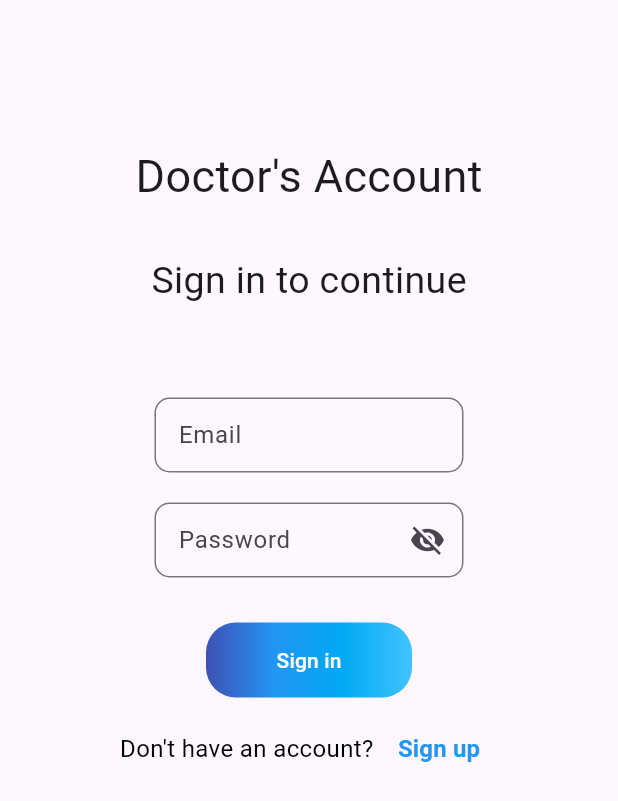
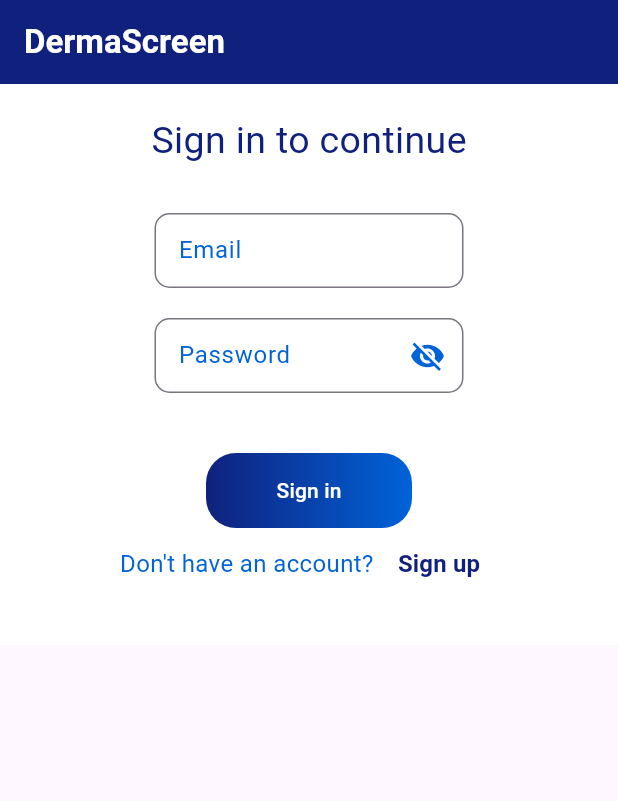
Before and after one commit to AE-GDY/skin_lesion_web, a Flutter app: the screen it shows after launch, after a tap on "Sign in", on a phone screen of 412 x 824 dp. Shown: the top 801 px of the screen. Run offline on Flutter 3.47's test engine with Material 3 defaults, Android fonts, the phone set to English and light mode, and no system bars; our stand-ins replace cloud_firestore, firebase_core, firebase_storage; accounts and stored records are empty; network calls fail; Roboto replaces fonts that are missing (Montserrat).

Commit message:
Add files via upload

```diff
--- a/lib/screens/home.dart
+++ b/lib/screens/home.dart
@@ -1,11 +1,9 @@
 import 'dart:typed_data';
-
 import 'package:flutter/material.dart';
 import 'package:skin_lesion_web/functions/screen-dimensions.dart';
 import 'package:skin_lesion_web/services/database.dart';
-
+import '../constants.dart';
 import '../functions/image-functions.dart';
-
 
 class Home extends StatefulWidget {
   const Home({Key? key}) : super(key: key);
@@ -22,7 +20,7 @@
 
 class _HomeState extends State<Home> {
 
-  void scheduleAppointment(BuildContext context, dynamic data, int index) {
+  void scheduleAppointment(BuildContext context, dynamic data, int index, AsyncSnapshot<dynamic> snapshot) async {
     showDatePicker(
       context: context,
       initialDate: DateTime.now(),
@@ -42,13 +40,22 @@
               selectedTime.hour,
               selectedTime.minute,
             );
-            // day/month/year variable
+            List<dynamic> appointments = snapshot.data[0]['$index']['doctor-appointments'];
+            appointments.add({
+              'doctor-name': userName,
+              'booking-confirmed': false,
+              'booking-day': appointmentDateTime.day,
+              'booking-month': appointmentDateTime.month,
+              'booking-year': appointmentDateTime.year,
+              'booking-hour': appointmentDateTime.hour,
+              'booking-minute': appointmentDateTime.minute,
+            });
+            Database().addAppointment(index, appointments);
           }
         });
       }
     });
   }
-
 
   @override
   Widget build(BuildContext context) {
@@ -56,10 +63,36 @@
       appBar: AppBar(
         automaticallyImplyLeading: false,
         centerTitle: true,
-        title: Text("MySkin", style: TextStyle(color: Colors.white),),
-        backgroundColor: Colors.blue,
+        title: Text("DermaScreen", style: TextStyle(color: Colors.white70, fontSize: 24, fontWeight: FontWeight.bold, shadows: [Shadow(blurRadius: 4.0, color: Colors.black26, offset: Offset(2, 2))],)),
+        flexibleSpace: Container(
+          decoration: BoxDecoration(
+            gradient: LinearGradient(
+              begin: Alignment.topLeft,
+              end: Alignment.bottomRight,
+              colors: [Color(0xFF10217D), Color(0xFF0063D9)],
             ),
-      body: SingleChildScrollView(
+          ),
+        ),
+        actions: <Widget>[
+          IconButton(
+            icon: Icon(Icons.logout),
+            onPressed: () {
+              // Implement logout functionality here (backend)
+              // go back to register
+              Navigator.pushNamedAndRemoveUntil(context, '/login', (Route<dynamic> route) => false);
+            },
+          )
+        ],
+      ),
+      body: Container(
+        decoration: BoxDecoration(
+          gradient: LinearGradient(
+            begin: Alignment.topRight,
+            end: Alignment.bottomLeft,
+            colors: [Colors.grey[200]!, Colors.grey[300]!], // Soft grey gradient
+          ),
+        ),
+        child: SingleChildScrollView(
           scrollDirection: Axis.vertical,
           physics: ScrollPhysics(),
           child: FutureBuilder(
@@ -67,9 +100,8 @@
             builder: (BuildContext context, AsyncSnapshot<dynamic> snapshot) {
               if (snapshot.connectionState == ConnectionState.done) {
                 if (snapshot.hasError) {
-                return const Text("");
-              }
-              else if (snapshot.hasData) {
+                  return const Text("Error fetching data.");
+                } else if (snapshot.hasData) {
                   return Center(
                     child: Container(
                       width: screenWidth(context),
@@ -78,31 +110,18 @@
                       child: ListView.builder(
                           itemCount: snapshot.data[0]['patient-amount'],
                           itemBuilder: (context, index) {
-                          return Container(
-                            width: screenWidth(context),
-                            margin: EdgeInsets.all(10),
+                            return Card(
+                              elevation: 4,
+                              surfaceTintColor: Colors.white,
+                              margin: EdgeInsets.symmetric(vertical: 8, horizontal: 10),
                               child: ListTile(
-                              leading: VerticalDivider(
-                                color: Colors.blue, width: 2,),
-                              title: Text("${snapshot
-                                  .data[0]['$index']['patient-name']} "
-                                  "| Classification: ${snapshot
-                                  .data[0]['$index']['classification']} "
-                                  "| Symptoms: ${snapshot
-                                  .data[0]['$index']['symptoms']}"),
-                              subtitle: Text("${snapshot
-                                  .data[0]['$index']['patient-email']}"),
-                              trailing: Row(
-                                mainAxisSize: MainAxisSize.min, // Ensures the row only takes up needed space
+                                leading: Icon(Icons.person, color: Color(0xFF10217D)),
+                                title: Text("${snapshot.data[0]['$index']['patient-name']} | Classification: ${snapshot.data[0]['$index']['classification']} | Symptoms: ${snapshot.data[0]['$index']['symptoms']}"),
+                                subtitle: Text("${snapshot.data[0]['$index']['patient-email']}"),
+                                trailing: Wrap(
+                                  spacing: 12,
                                   children: <Widget>[
-                                  Container(
-                                    width: 150,
-                                    height: 40,
-                                    decoration: BoxDecoration(
-                                      color: Colors.green,
-                                      borderRadius: BorderRadius.circular(10),
-                                    ),
-                                    child: TextButton(
+                                    ElevatedButton(
                                       onPressed: () {
                                         currentIndex = index;
                                         getData(index, imageBytes, '', setState).then((result) {
@@ -117,17 +136,18 @@
                                         classification = snapshot.data[0]['$index']['classification'];
                                         Navigator.pushNamed(context, '/image-view');
                                       },
-                                      child: Text("View Image", style: TextStyle(color: Colors.white)),
+                                      child: Text("View Image"),
+                                      style: ElevatedButton.styleFrom(
+                                        backgroundColor: Color(0xFF10217D), // Button background
+                                        foregroundColor: Colors.white, // Text color
                                       ),
                                     ),
-                                  SizedBox(width: 10), // Spacing between buttons
                                     IconButton(
-                                    icon: Icon(Icons.calendar_today, color: Colors.blue),
-                                    onPressed: () => scheduleAppointment(context, snapshot.data, index),
+                                      icon: Icon(Icons.calendar_today, color: Color(0xFF10217D)),
+                                      onPressed:  ()async  =>  scheduleAppointment(context, snapshot.data, index, snapshot),
                                     ),
                                   ],
                                 ),
-
                               ),
                             );
                           }),
@@ -135,13 +155,13 @@
                   );
                 }
               }
-            return const CircularProgressIndicator();
+              return CircularProgressIndicator(
+                valueColor: AlwaysStoppedAnimation<Color>(Color(0xFF10217D)),
+              );
             },
-
+          ),
         ),
       ),
     );
   }
-
-
 }
--- a/lib/services/database.dart
+++ b/lib/services/database.dart
@@ -39,4 +39,14 @@
     );
   }
 
+  Future addAppointment(int patientIndex, dynamic doctorAppointments) async {
+    return await database.doc('Patient Data').set({
+      '$patientIndex' : {
+        'doctor-appointments': doctorAppointments,
+      },
+    },
+      SetOptions(merge: true),
+    );
+  }
+
 }
--- a/lib/services/register.dart
+++ b/lib/services/register.dart
@@ -2,7 +2,6 @@
 import '../constants.dart';
 import '../functions/screen-dimensions.dart';
 import 'database.dart';
-
 
 class Register extends StatefulWidget {
   const Register({Key? key}) : super(key: key);
@@ -14,155 +13,147 @@
 int currentDoctorIndex = 0;
 
 class _RegisterState extends State<Register> {
+  final TextEditingController nameController = TextEditingController();
+  final TextEditingController emailController = TextEditingController();
+  final TextEditingController passwordController = TextEditingController();
 
-  TextEditingController nameController = TextEditingController();
-  TextEditingController phoneNumber = TextEditingController();
-  TextEditingController emailController = TextEditingController();
-  TextEditingController passwordController = TextEditingController();
-
-  bool parentSelected = true;
   bool isSignUp = false;
   bool wrongEmailOrPassword = false;
   bool isPasswordVisible = false;
 
   @override
   Widget build(BuildContext context) {
-
     return Scaffold(
       appBar: AppBar(
+        title: const Text(
+          "DermaScreen",
+          style: TextStyle(fontFamily: "Montserrat", fontWeight: FontWeight.bold, color: Colors.white),
+        ),
+        backgroundColor: Color(0xFF10217D),
         automaticallyImplyLeading: false,
-        surfaceTintColor: Colors.white,
         elevation: 0,
-        // centerTitle: true,
       ),
       body: Container(
-        margin: EdgeInsets.all(20),
+        color: Colors.white,
+        padding: const EdgeInsets.all(20),
+        child: SingleChildScrollView(
           child: Column(
             mainAxisSize: MainAxisSize.min,
             children: [
-            SizedBox(height: 20,),
-            Text("Doctor's Account", style: TextStyle(
-              fontSize: 30,
-            ),),
-            SizedBox(height: 30,),
-            Text(isSignUp?"Sign up to continue":"Sign in to continue", style: TextStyle(
-              fontSize: 25,
-            ),),
-            SizedBox(height: 20,),
-            isSignUp?SizedBox(height: 20,):Container(),
-
-            isSignUp? Container(
-              width: screenWidth(context) / 2 ,
-              height: 50,
-              margin: EdgeInsets.all(10),
-              child: TextFormField(
-                controller: nameController,
-                decoration:  InputDecoration(
-                  labelText: 'Full Name',
-                  border: OutlineInputBorder(
-                    borderRadius: BorderRadius.circular(10.0),
-                    borderSide: BorderSide(
-                      color: Colors.blue, // Change border color here
-                      width: 2.0, // Change border width here
-                    ),
-                  ),
-
-                ),
-              ),
-            ):Container(),
-
-            isSignUp?Container():SizedBox(height: 30,),
-
-            Container(
-              width: screenWidth(context) / 2,
-              height: 50,
-              margin: EdgeInsets.all(10),
-              child: TextFormField(
-                controller: emailController,
-                decoration: InputDecoration(
-                  labelText: 'Email',
-                  border: OutlineInputBorder(
-                    borderRadius: BorderRadius.circular(10.0),
-                    borderSide: BorderSide(
-                      color: Colors.blue, // Change border color here
-                      width: 2.0, // Change border width here
-                    ),
-                  ),
-
+              Text(isSignUp ? "Sign up to continue" : "Sign in to continue", style: TextStyle(fontSize: 25, color: Color(0xFF10217D))),
+              const SizedBox(height: 20),
+              if (isSignUp) buildNameField(),
+              buildEmailField(),
+              buildPasswordField(),
+              const SizedBox(height: 20),
+              buildActionContainer(),
+            ],
           ),
         ),
       ),
+    );
+  }
 
+  Widget buildNameField() {
+    return buildTextField(nameController, 'Full Name');
+  }
 
+  Widget buildEmailField() {
+    return buildTextField(emailController, 'Email');
+  }
 
-            Container(
+  Widget buildPasswordField() {
+    return Container(
       width: screenWidth(context) / 2,
       height: 50,
-              margin: EdgeInsets.all(10),
+      margin: const EdgeInsets.all(10),
       child: TextFormField(
         controller: passwordController,
         obscureText: !isPasswordVisible,
         decoration: InputDecoration(
           labelText: 'Password',
+          labelStyle: TextStyle(color: Color(0xFF0063D9)),
           border: OutlineInputBorder(
             borderRadius: BorderRadius.circular(10.0),
-                    borderSide: BorderSide(
-                      color: Colors.blue,  // Sets the border color
-                      width: 2.0,  // Sets the border width
-                    ),
+            borderSide: BorderSide(color: Color(0xFF0063D9), width: 2.0),
           ),
           suffixIcon: IconButton(
-                    icon: Icon(
-                      isPasswordVisible ? Icons.visibility : Icons.visibility_off,
-                    ),
+            icon: Icon(isPasswordVisible ? Icons.visibility : Icons.visibility_off, color: Color(0xFF0063D9)),
             onPressed: () {
               setState(() {
-                        isPasswordVisible = !isPasswordVisible;  // Toggle the state between visible and hidden
+                isPasswordVisible = !isPasswordVisible;
               });
             },
           ),
         ),
-                keyboardType: TextInputType.text,  // It's better for passwords to allow all types of characters
+        keyboardType: TextInputType.text,
+      ),
+    );
+  }
+
+  Widget buildTextField(TextEditingController controller, String label) {
+    return Container(
+      width: screenWidth(context) / 2,
+      height: 50,
+      margin: const EdgeInsets.all(10),
+      child: TextFormField(
+        controller: controller,
+        decoration: InputDecoration(
+          labelText: label,
+          labelStyle: TextStyle(color: Color(0xFF0063D9)),
+          border: OutlineInputBorder(
+            borderRadius: BorderRadius.circular(10.0),
+            borderSide: BorderSide(color: Color(0xFF0063D9), width: 2.0),
           ),
         ),
+      ),
+    );
+  }
 
-
-            SizedBox(height: 10,),
-
-            Container(
-              margin: EdgeInsets.all(10),
+  Widget buildActionContainer() {
+    return Container(
+      margin: const EdgeInsets.all(10),
       child: Column(
         children: [
           FutureBuilder(
             future: Future.wait([doctorsData()]),
             builder: (BuildContext context, AsyncSnapshot<dynamic> snapshot) {
-                      if(snapshot.connectionState == ConnectionState.done){
-                        if(snapshot.hasError){
-                          return  Text("");
+              if (snapshot.connectionState == ConnectionState.done) {
+                if (snapshot.hasError) {
+                  return const Text("Error loading data");
+                } else if (snapshot.hasData) {
+                  return buildSubmitButton(snapshot);
                 }
-                        else if(snapshot.hasData){
+              }
+              return const CircularProgressIndicator();
+            },
+          ),
+          if (wrongEmailOrPassword)
+            const Padding(
+              padding: EdgeInsets.only(top: 10),
+              child: Text("Wrong email or password", style: TextStyle(color: Colors.red)),
+            ),
+          buildSignUpSignInToggle(),
+        ],
+      ),
+    );
+  }
+
+  Widget buildSubmitButton(AsyncSnapshot<dynamic> snapshot) {
     return Container(
       width: screenWidth(context) / 3,
       height: 50,
       decoration: BoxDecoration(
         borderRadius: BorderRadius.circular(20),
-                              gradient: LinearGradient(
-                                  colors: [
-                                    Colors.indigo,
-                                    Colors.blue,
-                                    Colors.lightBlue,
-                                    Colors.lightBlueAccent,
-                                  ]
-                              ),
+        gradient: const LinearGradient(colors: [
+          Color(0xFF10217D),
+          Color(0xFF0063D9),
+        ]),
       ),
       child: TextButton(
         onPressed: () async {
-
-
           int doctorAmount = snapshot.data[0]['doctor-amount'];
-
-                                  if(isSignUp){
-                                    userName = nameController.text;
+          if (isSignUp) {
             await Database().addDoctor(
               doctorAmount,
               nameController.text,
@@ -171,78 +162,49 @@
             );
             setState(() {
               isSignUp = false;
+              wrongEmailOrPassword = false; // Reset error state upon successful registration
             });
-                                  }
-                                  else{
-                                    int doctorIndex = 0;
-                                    while(doctorIndex < doctorAmount){
-                                      if(emailController.text == snapshot.data[0]['$doctorIndex']['email']){
-                                        if(passwordController.text == snapshot.data[0]['$doctorIndex']['password']){
-                                          userName = snapshot.data[0]['$doctorIndex']['name'];
-                                          userEmail = snapshot.data[0]['$doctorIndex']['email'];
-                                          currentDoctorIndex = doctorIndex;
+          } else {
+            bool found = false;
+            for (int i = 0; i < doctorAmount; i++) {
+              var doctor = snapshot.data[0]['$i'];
+              if (emailController.text == doctor['email'] && passwordController.text == doctor['password']) {
+                setState(() {
+                  currentDoctorIndex = i;
+                  wrongEmailOrPassword = false;
+                  Navigator.pushNamed(context, '/'); // Assuming this is the dashboard route
+                });
+                found = true;
                 break;
               }
             }
-                                      doctorIndex++;
-                                    }
-
-                                    if(doctorIndex == doctorAmount){
+            if (!found) {
               setState(() {
                 wrongEmailOrPassword = true;
               });
             }
-                                    else{
-                                      Navigator.pushNamed(context, '/');
-                                    }
           }
         },
-                                child: Text(isSignUp?'Create Account':'Sign in',style: TextStyle(
-                                  color: Colors.white,
-                                ),)
+        child: Text(isSignUp ? 'Create Account' : 'Sign in', style: const TextStyle(color: Colors.white)),
       ),
     );
   }
-                      }
-                      return const CircularProgressIndicator();
-                    },
 
-                  ),
-
-                  SizedBox(height: wrongEmailOrPassword?10:10,),
-                  wrongEmailOrPassword?const Text("Wrong email or password", style: TextStyle(color: Colors.red),):Container(),
-
-                  Row(
+  Widget buildSignUpSignInToggle() {
+    return Row(
       mainAxisAlignment: MainAxisAlignment.center,
       children: [
-                      Text(isSignUp?"Already have an account? ":"Don't have an account? ", style: const TextStyle(
-                          color: Colors.black,
-                          fontSize: 16
-                      ),),
+        Text(isSignUp ? "Already have an account? " : "Don't have an account? ", style: const TextStyle(color: Color(0xFF0063D9), fontSize: 16)),
         TextButton(
-                        onPressed: (){
-                          //changeToSignUp();
+          onPressed: () {
             setState(() {
               isSignUp = !isSignUp;
-                            wrongEmailOrPassword = false;
+              wrongEmailOrPassword = false; // Reset error state when toggling between sign in and sign up
             });
           },
-                        child: Text(isSignUp?"Sign in":"Sign up",style: const TextStyle(
-                          //  decoration: TextDecoration.underline,
-                          color: Colors.blue,
-                          fontWeight: FontWeight.bold,
-                          fontSize: 16,
-                        ),
-                        ),
+          child: Text(isSignUp ? "Sign in" : "Sign up", style: const TextStyle(color: Color(0xFF10217D), fontWeight: FontWeight.bold, fontSize: 16)),
         ),
       ],
-                  ),
-                ],
-              ),
-            ),
-          ],
-        ),
-      ),
     );
   }
 }
```
Lines whose indentation alone changed are shown as unchanged.
